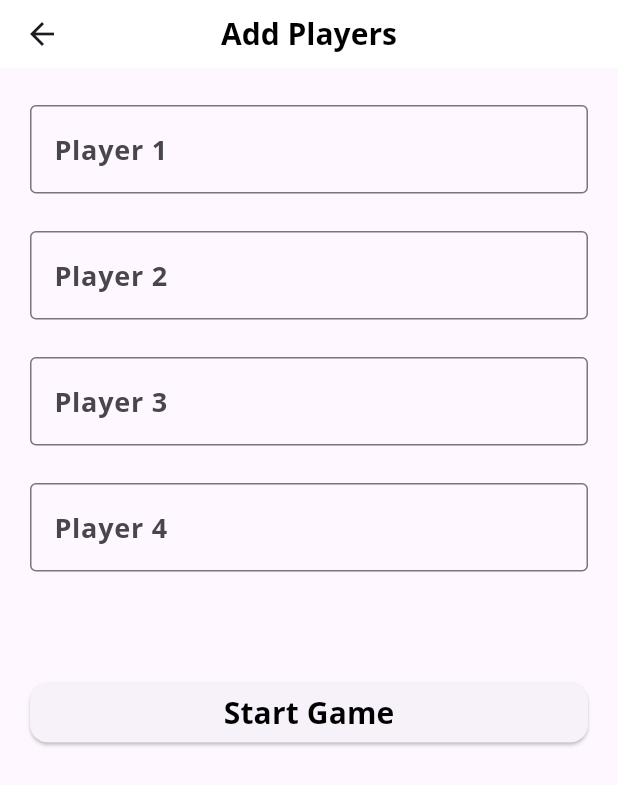
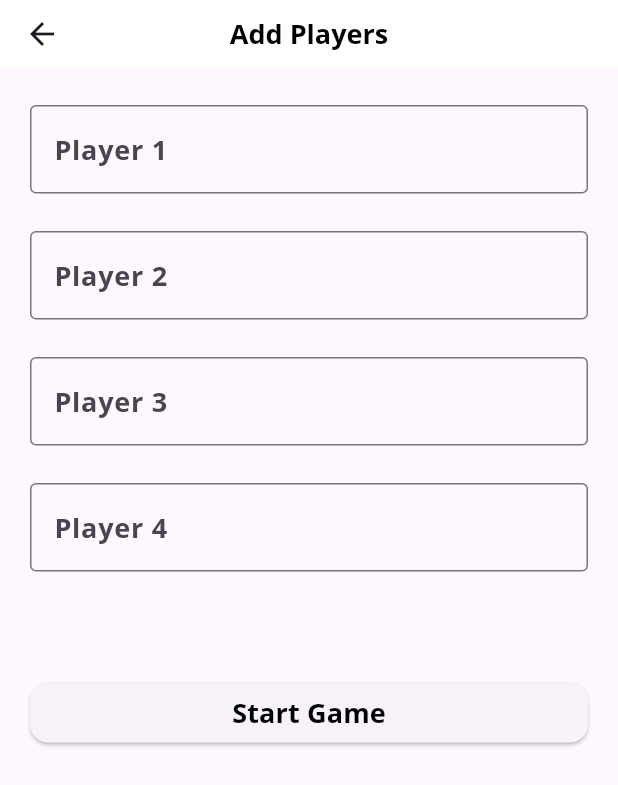
Before and after one commit to Vuyke/Lora, a Flutter app: the screen it shows after launch, after a tap on "Start game", on a phone screen of 412 x 824 dp. Shown: the top 785 px of the screen. Run offline on Flutter 3.47's test engine with Material 3 defaults, Android fonts, the phone set to English and light mode, and no system bars; our stand-ins replace flutter_markdown, google_fonts.

Commit message:
Moved all styles to one file, added one new text for round tracking and changed all styles calling

```diff
--- a/lib/main.dart
+++ b/lib/main.dart
@@ -12,7 +12,7 @@ class MyApp extends StatelessWidget {
   Widget build(BuildContext context) {
     return MaterialApp(
       debugShowCheckedModeBanner: false,
-      theme: ThemeData(fontFamily: 'Cooper'),
+      // theme: ThemeData(fontFamily: 'Cooper'),
       home: HomePage()
     );
   }
--- a/lib/pages/home.dart
+++ b/lib/pages/home.dart
@@ -1,8 +1,8 @@
 import 'package:flutter/material.dart';
-import 'package:google_fonts/google_fonts.dart';
 import 'package:lora_app/pages/scaffold_custom.dart';
 import 'package:lora_app/pages/how_to_play.dart';
 import 'package:lora_app/pages/players.dart';
+import 'package:lora_app/pages/text_styles.dart';
 
 class HomePage extends StatelessWidget {
   const HomePage({super.key});
@@ -41,7 +41,7 @@ class HomePage extends StatelessWidget {
       ),
       child: Text(
         name,
-        style: GoogleFonts.openSans(fontSize: 20, fontWeight: FontWeight.bold, color: Colors.black)
+        style: AppStyle.buttonStyle
       )
     );
   }
--- a/lib/pages/players.dart
+++ b/lib/pages/players.dart
@@ -1,7 +1,7 @@
 import 'package:flutter/material.dart';
-import 'package:google_fonts/google_fonts.dart';
 import 'package:lora_app/pages/scaffold_custom.dart';
 import 'package:lora_app/pages/game.dart';
+import 'package:lora_app/pages/text_styles.dart';
 
 class Players extends StatefulWidget {
   const Players({super.key});
@@ -40,22 +40,19 @@ class _PlayersState extends State<Players> {
                   child: TextFormField(
                     controller: playerControllers[i],
                     cursorColor: Colors.black,
-                    style: GoogleFonts.openSans(color: Colors.black, fontSize: 18),
+                    style: AppStyle.normalTextStyle,
                     decoration: InputDecoration(
                       labelText: 'Player ${i + 1}',
-                      errorStyle: GoogleFonts.openSans(
-                        fontSize: 14,
-                        fontWeight: FontWeight.w600,
-                      ),
+                      errorStyle: AppStyle.errorMessageStyle,
                       border: const OutlineInputBorder(),
-                      labelStyle: GoogleFonts.openSans(fontSize: 18, fontWeight: FontWeight.bold),
+                      labelStyle: AppStyle.labelStyle,
                       focusedBorder: OutlineInputBorder(
                         borderSide: BorderSide(
                           color: Colors.black,
                           width: 2
                         ),
                       ),
-                      floatingLabelStyle: GoogleFonts.openSans(color: Colors.black, fontSize: 18, fontWeight: FontWeight.w500),
+                      floatingLabelStyle: AppStyle.floatingLabelStyle,
 
                     ),
                     validator: (value) {
@@ -95,7 +92,7 @@ class _PlayersState extends State<Players> {
                 ),
                 child: Text(
                     'Start Game',
-                    style: GoogleFonts.openSans(fontSize: 20, fontWeight: FontWeight.bold, color: Colors.black)
+                    style: AppStyle.buttonStyle
                 ),
               ),
             ],
--- /dev/null
+++ b/lib/pages/text_styles.dart
@@ -0,0 +1,46 @@
+import 'package:flutter/material.dart';
+import 'package:flutter_markdown/flutter_markdown.dart';
+import 'package:google_fonts/google_fonts.dart';
+
+class AppStyle{
+  static TextStyle normalTextStyle = GoogleFonts.openSans(
+    color: Colors.black,
+    fontSize: 18
+  );
+
+  static TextStyle buttonStyle = GoogleFonts.openSans(
+    color: Colors.black,
+    fontSize: 18,
+    fontWeight: FontWeight.bold
+  );
+
+  static TextStyle floatingLabelStyle = GoogleFonts.openSans(
+    color: Colors.black,
+    fontSize: 18,
+    fontWeight: FontWeight.w500
+  );
+
+  static TextStyle errorMessageStyle = GoogleFonts.openSans(
+    color: Colors.red,
+    fontSize: 10,
+    fontWeight: FontWeight.bold
+  );
+
+  static TextStyle labelStyle = GoogleFonts.openSans(
+    fontSize: 18,
+    fontWeight:
+    FontWeight.bold
+  );
+
+  static final markdownStyle = MarkdownStyleSheet(
+      p: GoogleFonts.openSans(fontSize: 16),
+      strong: GoogleFonts.openSans(fontWeight: FontWeight.bold, fontSize: 16),
+      em: GoogleFonts.openSans(fontStyle: FontStyle.italic, fontSize: 16),
+      h1: GoogleFonts.openSans(fontSize: 22, fontWeight: FontWeight.bold),
+      h2: GoogleFonts.openSans(fontSize: 20, fontWeight: FontWeight.bold),
+      h3: GoogleFonts.openSans(fontSize: 18, fontWeight: FontWeight.bold),
+      listBullet: GoogleFonts.openSans(fontSize: 16),
+      blockSpacing: 8,
+      listIndent: 24,
+    );
+}
--- a/lib/pages/ui_helpers.dart
+++ b/lib/pages/ui_helpers.dart
@@ -1,6 +1,6 @@
 import 'package:flutter/material.dart';
-import 'package:google_fonts/google_fonts.dart';
 import 'package:lora_app/pages/rule_section.dart';
+import 'package:lora_app/pages/text_styles.dart';
 
 class UIHelpers {
   static AppBar buildGameAppBar(String title) {
@@ -8,10 +8,7 @@ class UIHelpers {
       toolbarHeight: 45,
       title: Text(
           title,
-          style: GoogleFonts.openSans(
-            fontSize: 20,
-            fontWeight: FontWeight.bold,
-            color: Colors.black)
+          style: AppStyle.buttonStyle
       ),
       centerTitle: true,
       backgroundColor: Colors.white,
```
Also changed, not shown: lib/pages/finish_screen.dart (+4 -4 lines), lib/pages/game.dart (+17 -10 lines), lib/pages/how_to_play.dart (+3 -17 lines).
